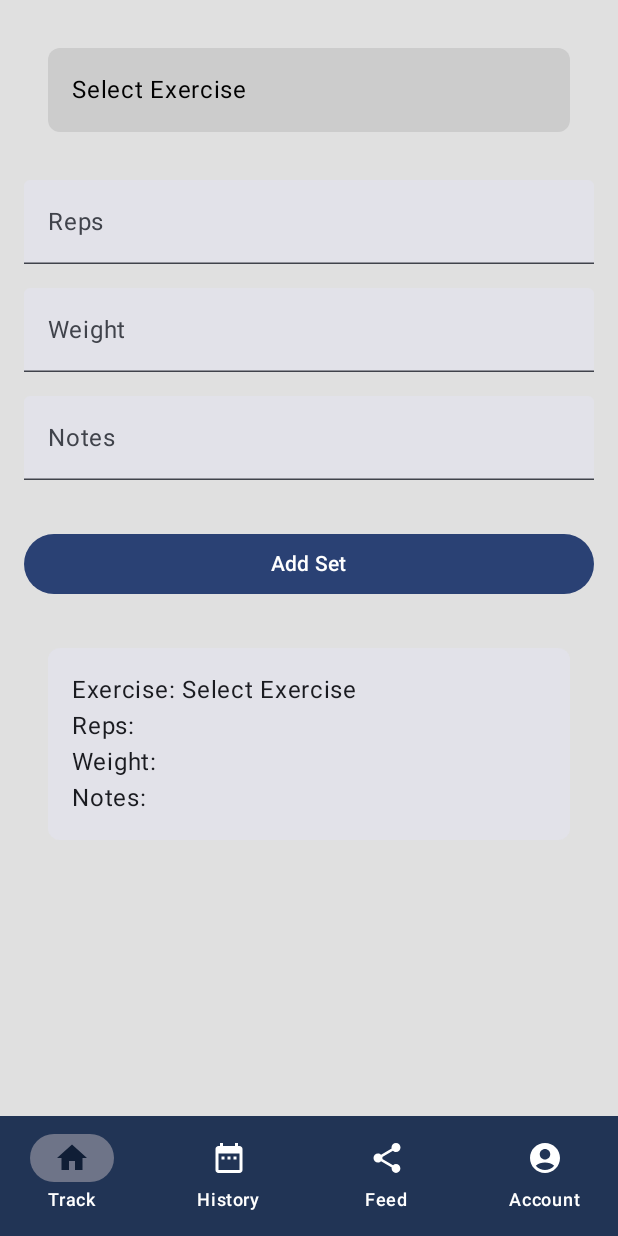
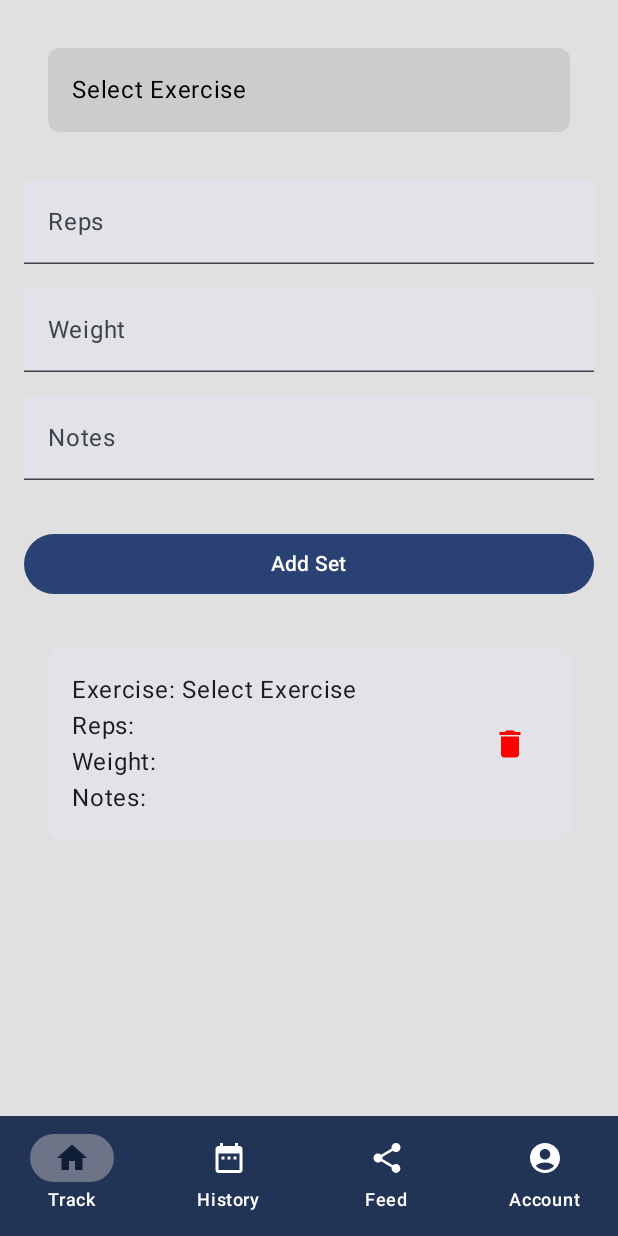
Before and after one commit to icomp4/PeakPhysique, an Android app built with Jetpack Compose: the TrackingScreen screen opened through its navigation route, after a tap on "Add Set", on a phone screen of 412 x 824 dp. Run offline under Robolectric (Android 15) with nearby library versions, the phone set to English and light mode, and no system bars.

Commit message:
- Added delete button for each set - Had a bug of duplicate sets being deleted unintentionally, this is fixed by adding id field to the set data class.

```diff
--- a/app/src/main/java/com/peakphysique/app/view/TrackingScreen.kt
+++ b/app/src/main/java/com/peakphysique/app/view/TrackingScreen.kt
@@ -6,6 +6,7 @@ import androidx.compose.foundation.layout.Arrangement
 import androidx.compose.foundation.layout.Box
 import androidx.compose.foundation.layout.Column
 import androidx.compose.foundation.layout.PaddingValues
+import androidx.compose.foundation.layout.Row
 import androidx.compose.foundation.layout.Spacer
 import androidx.compose.foundation.layout.fillMaxSize
 import androidx.compose.foundation.layout.fillMaxWidth
@@ -15,10 +16,8 @@ import androidx.compose.foundation.lazy.LazyColumn
 import androidx.compose.foundation.shape.RoundedCornerShape
 import androidx.compose.material3.Button
 import androidx.compose.material3.Card
-import androidx.compose.material3.CardDefaults
 import androidx.compose.material3.DropdownMenu
 import androidx.compose.material3.DropdownMenuItem
-import androidx.compose.material3.OutlinedTextField
 import androidx.compose.material3.Text
 import androidx.compose.material3.TextField
 import androidx.compose.runtime.Composable
@@ -32,8 +31,20 @@ import androidx.compose.ui.graphics.Color
 import androidx.compose.ui.unit.dp
 import androidx.navigation.NavHostController
 import androidx.compose.foundation.lazy.items
+import androidx.compose.material.icons.Icons
+import androidx.compose.material.icons.filled.Delete
+import androidx.compose.material3.Icon
+import androidx.compose.material3.IconButton
 import com.peakphysique.app.controller.BottomNavBar
+import java.util.UUID
+/*
 
+    TODO: Add a start/end workout button
+    TODO: Add the workout to database
+    TODO: Fix bug allowing user to submit an exercise as "Select Exercise"
+    TODO: Fix bug allowing user to submit blank exercises
+
+ */
 @Composable
 fun TrackingScreen(navController: NavHostController) {
     // State for exercise dropdown
@@ -116,8 +127,18 @@ fun TrackingScreen(navController: NavHostController) {
         // Button to Add Set
         Button(
             onClick = {
-                val exercise = Set(name = exerciseType, reps = reps, weight = weight, notes = notes)
+                val exercise = Set(
+                    id = UUID.randomUUID().toString(), // Generate unique ID
+                    name = exerciseType,
+                    reps = reps,
+                    weight = weight,
+                    notes = notes
+                )
                 cardList = cardList + exercise
+                // Clear input fields after adding
+                reps = ""
+                weight = ""
+                notes = ""
             },
             modifier = Modifier.fillMaxWidth()
         ) {
@@ -134,19 +155,41 @@ fun TrackingScreen(navController: NavHostController) {
             verticalArrangement = Arrangement.spacedBy(8.dp),
             contentPadding = PaddingValues(16.dp)
         ) {
-            items(cardList) { set ->
+            items(
+                items = cardList,
+                key = { it.id } // Use unique ID as key
+            ) { set ->
                 Card(
                     modifier = Modifier.fillMaxWidth(),
                     shape = RoundedCornerShape(8.dp),
-                    //elevation = 4.dp
                 ) {
-                    Column(
-                        modifier = Modifier.padding(16.dp)
+                    Row(
+                        modifier = Modifier
+                            .fillMaxWidth()
+                            .padding(16.dp),
+                        horizontalArrangement = Arrangement.SpaceBetween,
+                        verticalAlignment = Alignment.CenterVertically
                     ) {
-                        Text("Exercise: ${set.name}")
-                        Text("Reps: ${set.reps}")
-                        Text("Weight: ${set.weight}")
-                        Text("Notes: ${set.notes}")
+                        // Set details
+                        Column(modifier = Modifier.weight(1f)) {
+                            Text("Exercise: ${set.name}")
+                            Text("Reps: ${set.reps}")
+                            Text("Weight: ${set.weight}")
+                            Text("Notes: ${set.notes}")
+                        }
+
+                        // Delete button
+                        IconButton(
+                            onClick = {
+                                cardList = cardList.filterNot { it.id == set.id } // Filter by ID
+                            }
+                        ) {
+                            Icon(
+                                imageVector = Icons.Default.Delete,
+                                contentDescription = "Delete set",
+                                tint = Color.Red
+                            )
+                        }
                     }
                 }
             }
@@ -154,7 +197,9 @@ fun TrackingScreen(navController: NavHostController) {
     }
     BottomNavBar(navController)
 }
+
 data class Set(
+    val id: String, // for idetifying each set
     val name: String,
     val reps: String,
     val weight: String,
```
